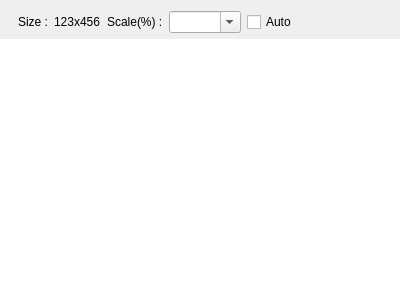
First picture: the form in imageviewer.ui, repository haraki/farman, before the edit.
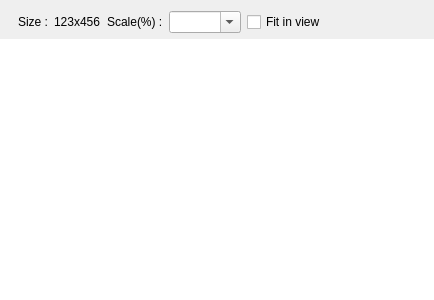
Second picture: the form after the edit.

Commit message: rename from "Auto" to "Fit in view".

Patch:
```diff
--- a/imageviewer.ui
+++ b/imageviewer.ui
@@ -6,7 +6,7 @@
    <rect>
     <x>0</x>
     <y>0</y>
-    <width>400</width>
+    <width>434</width>
     <height>300</height>
    </rect>
   </property>
@@ -83,7 +83,7 @@
    <item row="2" column="5">
     <widget class="QCheckBox" name="autoScaleCheckBox">
      <property name="text">
-      <string>Auto</string>
+      <string>Fit in view</string>
      </property>
     </widget>
    </item>
```
Left out of the diff: 2 changed lines with no effect on the pictures. The commit also changes 2 other files.
